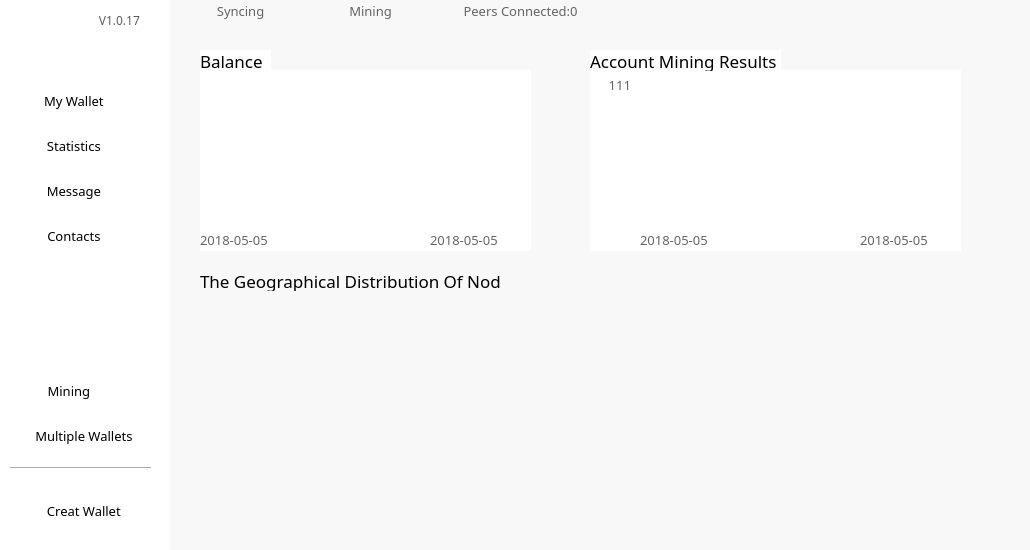
Qt form Mainform_QT.ui (sleewa/WaltonWallet_Mac) before a commit.
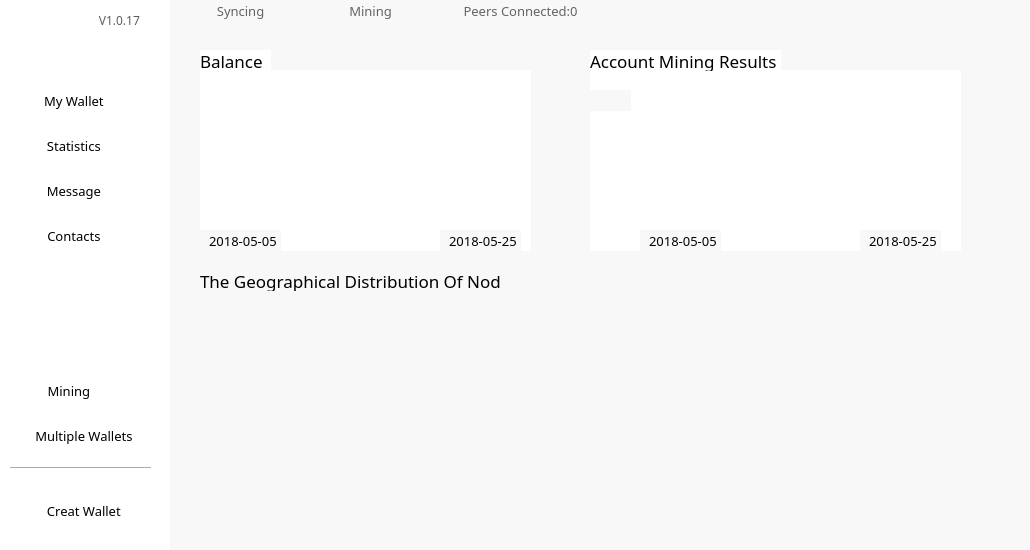
The same form after that commit. The open tabs and pages were chosen to show the change. Icons and pictures are not drawn.

```diff
--- a/Mainform_QT.ui
+++ b/Mainform_QT.ui
@@ -2489,7 +2489,7 @@
           <set>Qt::AlignRight|Qt::AlignTrailing|Qt::AlignVCenter</set>
          </property>
          <property name="placeholderText">
-          <string>Please import Keystore</string>
+          <string/>
          </property>
         </widget>
         <widget class="QLineEdit" name="lineEdit_36">
@@ -2542,7 +2542,7 @@
           <set>Qt::AlignRight|Qt::AlignTrailing|Qt::AlignVCenter</set>
          </property>
          <property name="placeholderText">
-          <string>Please import Keystore</string>
+          <string/>
          </property>
         </widget>
         <widget class="QLineEdit" name="lineEdit_37">
@@ -2595,7 +2595,7 @@
           <set>Qt::AlignRight|Qt::AlignTrailing|Qt::AlignVCenter</set>
          </property>
          <property name="placeholderText">
-          <string>Please import Keystore</string>
+          <string/>
          </property>
         </widget>
        </widget>
@@ -2923,7 +2923,7 @@
          <property name="geometry">
           <rect>
            <x>10</x>
-           <y>150</y>
+           <y>140</y>
            <width>81</width>
            <height>21</height>
           </rect>
@@ -2969,7 +2969,7 @@
           <set>Qt::AlignRight|Qt::AlignTrailing|Qt::AlignVCenter</set>
          </property>
          <property name="placeholderText">
-          <string>Please import Keystore</string>
+          <string/>
          </property>
         </widget>
         <widget class="QLineEdit" name="lineEdit_39">
@@ -3022,14 +3022,14 @@
           <set>Qt::AlignRight|Qt::AlignTrailing|Qt::AlignVCenter</set>
          </property>
          <property name="placeholderText">
-          <string>Please import Keystore</string>
+          <string/>
          </property>
         </widget>
         <widget class="QLineEdit" name="lineEdit_40">
          <property name="geometry">
           <rect>
            <x>250</x>
-           <y>150</y>
+           <y>140</y>
            <width>81</width>
            <height>21</height>
           </rect>
@@ -3075,7 +3075,7 @@
           <set>Qt::AlignRight|Qt::AlignTrailing|Qt::AlignVCenter</set>
          </property>
          <property name="placeholderText">
-          <string>Please import Keystore</string>
+          <string/>
          </property>
         </widget>
        </widget>
@@ -4538,124 +4538,6 @@
       <string>Account Mining Results</string>
      </property>
     </widget>
-    <widget class="QLabel" name="label_74">
-     <property name="geometry">
-      <rect>
-       <x>30</x>
-       <y>230</y>
-       <width>101</width>
-       <height>20</height>
-      </rect>
-     </property>
-     <property name="font">
-      <font>
-       <family>微软雅黑</family>
-       <pointsize>10</pointsize>
-      </font>
-     </property>
-     <property name="styleSheet">
-      <string notr="true">color: rgb(100, 100, 100);
-background-color: rgb(255, 255, 255);</string>
-     </property>
-     <property name="text">
-      <string>2018-05-05</string>
-     </property>
-    </widget>
-    <widget class="QLabel" name="label_75">
-     <property name="geometry">
-      <rect>
-       <x>260</x>
-       <y>230</y>
-       <width>101</width>
-       <height>20</height>
-      </rect>
-     </property>
-     <property name="font">
-      <font>
-       <family>微软雅黑</family>
-       <pointsize>10</pointsize>
-      </font>
-     </property>
-     <property name="styleSheet">
-      <string notr="true">color: rgb(100, 100, 100);
-background-color: rgb(255, 255, 255);</string>
-     </property>
-     <property name="text">
-      <string>2018-05-05</string>
-     </property>
-    </widget>
-    <widget class="QLabel" name="label_76">
-     <property name="geometry">
-      <rect>
-       <x>470</x>
-       <y>230</y>
-       <width>101</width>
-       <height>20</height>
-      </rect>
-     </property>
-     <property name="font">
-      <font>
-       <family>微软雅黑</family>
-       <pointsize>10</pointsize>
-      </font>
-     </property>
-     <property name="styleSheet">
-      <string notr="true">color: rgb(100, 100, 100);
-background-color: rgb(255, 255, 255);</string>
-     </property>
-     <property name="text">
-      <string>2018-05-05</string>
-     </property>
-    </widget>
-    <widget class="QLabel" name="label_77">
-     <property name="geometry">
-      <rect>
-       <x>690</x>
-       <y>230</y>
-       <width>101</width>
-       <height>20</height>
-      </rect>
-     </property>
-     <property name="font">
-      <font>
-       <family>微软雅黑</family>
-       <pointsize>10</pointsize>
-      </font>
-     </property>
-     <property name="styleSheet">
-      <string notr="true">color: rgb(100, 100, 100);
-background-color: rgb(255, 255, 255);</string>
-     </property>
-     <property name="text">
-      <string>2018-05-05</string>
-     </property>
-    </widget>
-    <widget class="QLabel" name="label_78">
-     <property name="geometry">
-      <rect>
-       <x>420</x>
-       <y>69</y>
-       <width>41</width>
-       <height>31</height>
-      </rect>
-     </property>
-     <property name="font">
-      <font>
-       <family>微软雅黑</family>
-       <pointsize>10</pointsize>
-      </font>
-     </property>
-     <property name="styleSheet">
-      <string notr="true">color: rgb(100, 100, 100);
-background-color: rgb(255, 255, 255);</string>
-     </property>
-     <property name="text">
-      <string>111</string>
-     </property>
-     <property name="alignment">
-      <set>Qt::AlignRight|Qt::AlignTrailing|Qt::AlignVCenter</set>
-     </property>
-    </widget>
     <widget class="QGraphicsView" name="graphicsView_7">
      <property name="geometry">
       <rect>
@@ -4694,6 +4576,271 @@
       <bool>true</bool>
      </property>
     </widget>
+    <widget class="QLineEdit" name="lineEdit_41">
+     <property name="geometry">
+      <rect>
+       <x>30</x>
+       <y>230</y>
+       <width>81</width>
+       <height>21</height>
+      </rect>
+     </property>
+     <property name="font">
+      <font>
+       <family>微软雅黑</family>
+       <pointsize>10</pointsize>
+      </font>
+     </property>
+     <property name="toolTip">
+      <string/>
+     </property>
+     <property name="statusTip">
+      <string/>
+     </property>
+     <property name="whatsThis">
+      <string/>
+     </property>
+     <property name="accessibleName">
+      <string/>
+     </property>
+     <property name="accessibleDescription">
+      <string/>
+     </property>
+     <property name="styleSheet">
+      <string notr="true">background-color: rgb(255, 255, 255);
+QLineEdit[echoMode=&quot;2&quot;] {
+    lineedit-password-character:42;
+}
+</string>
+     </property>
+     <property name="text">
+      <string>2018-05-05</string>
+     </property>
+     <property name="frame">
+      <bool>false</bool>
+     </property>
+     <property name="echoMode">
+      <enum>QLineEdit::Normal</enum>
+     </property>
+     <property name="alignment">
+      <set>Qt::AlignRight|Qt::AlignTrailing|Qt::AlignVCenter</set>
+     </property>
+     <property name="placeholderText">
+      <string/>
+     </property>
+    </widget>
+    <widget class="QLineEdit" name="lineEdit_42">
+     <property name="geometry">
+      <rect>
+       <x>270</x>
+       <y>230</y>
+       <width>81</width>
+       <height>21</height>
+      </rect>
+     </property>
+     <property name="font">
+      <font>
+       <family>微软雅黑</family>
+       <pointsize>10</pointsize>
+      </font>
+     </property>
+     <property name="toolTip">
+      <string/>
+     </property>
+     <property name="statusTip">
+      <string/>
+     </property>
+     <property name="whatsThis">
+      <string/>
+     </property>
+     <property name="accessibleName">
+      <string/>
+     </property>
+     <property name="accessibleDescription">
+      <string/>
+     </property>
+     <property name="styleSheet">
+      <string notr="true">background-color: rgb(255, 255, 255);
+QLineEdit[echoMode=&quot;2&quot;] {
+    lineedit-password-character:42;
+}
+</string>
+     </property>
+     <property name="text">
+      <string>2018-05-25</string>
+     </property>
+     <property name="frame">
+      <bool>false</bool>
+     </property>
+     <property name="echoMode">
+      <enum>QLineEdit::Normal</enum>
+     </property>
+     <property name="alignment">
+      <set>Qt::AlignRight|Qt::AlignTrailing|Qt::AlignVCenter</set>
+     </property>
+     <property name="placeholderText">
+      <string/>
+     </property>
+    </widget>
+    <widget class="QLineEdit" name="lineEdit_43">
+     <property name="geometry">
+      <rect>
+       <x>470</x>
+       <y>230</y>
+       <width>81</width>
+       <height>21</height>
+      </rect>
+     </property>
+     <property name="font">
+      <font>
+       <family>微软雅黑</family>
+       <pointsize>10</pointsize>
+      </font>
+     </property>
+     <property name="toolTip">
+      <string/>
+     </property>
+     <property name="statusTip">
+      <string/>
+     </property>
+     <property name="whatsThis">
+      <string/>
+     </property>
+     <property name="accessibleName">
+      <string/>
+     </property>
+     <property name="accessibleDescription">
+      <string/>
+     </property>
+     <property name="styleSheet">
+      <string notr="true">background-color: rgb(255, 255, 255);
+QLineEdit[echoMode=&quot;2&quot;] {
+    lineedit-password-character:42;
+}
+</string>
+     </property>
+     <property name="text">
+      <string>2018-05-05</string>
+     </property>
+     <property name="frame">
+      <bool>false</bool>
+     </property>
+     <property name="echoMode">
+      <enum>QLineEdit::Normal</enum>
+     </property>
+     <property name="alignment">
+      <set>Qt::AlignRight|Qt::AlignTrailing|Qt::AlignVCenter</set>
+     </property>
+     <property name="placeholderText">
+      <string/>
+     </property>
+    </widget>
+    <widget class="QLineEdit" name="lineEdit_44">
+     <property name="geometry">
+      <rect>
+       <x>690</x>
+       <y>230</y>
+       <width>81</width>
+       <height>21</height>
+      </rect>
+     </property>
+     <property name="font">
+      <font>
+       <family>微软雅黑</family>
+       <pointsize>10</pointsize>
+      </font>
+     </property>
+     <property name="toolTip">
+      <string/>
+     </property>
+     <property name="statusTip">
+      <string/>
+     </property>
+     <property name="whatsThis">
+      <string/>
+     </property>
+     <property name="accessibleName">
+      <string/>
+     </property>
+     <property name="accessibleDescription">
+      <string/>
+     </property>
+     <property name="styleSheet">
+      <string notr="true">background-color: rgb(255, 255, 255);
+QLineEdit[echoMode=&quot;2&quot;] {
+    lineedit-password-character:42;
+}
+</string>
+     </property>
+     <property name="text">
+      <string>2018-05-25</string>
+     </property>
+     <property name="frame">
+      <bool>false</bool>
+     </property>
+     <property name="echoMode">
+      <enum>QLineEdit::Normal</enum>
+     </property>
+     <property name="alignment">
+      <set>Qt::AlignRight|Qt::AlignTrailing|Qt::AlignVCenter</set>
+     </property>
+     <property name="placeholderText">
+      <string/>
+     </property>
+    </widget>
+    <widget class="QLineEdit" name="lineEdit_45">
+     <property name="geometry">
+      <rect>
+       <x>420</x>
+       <y>90</y>
+       <width>41</width>
+       <height>21</height>
+      </rect>
+     </property>
+     <property name="font">
+      <font>
+       <family>微软雅黑</family>
+       <pointsize>10</pointsize>
+      </font>
+     </property>
+     <property name="toolTip">
+      <string/>
+     </property>
+     <property name="statusTip">
+      <string/>
+     </property>
+     <property name="whatsThis">
+      <string/>
+     </property>
+     <property name="accessibleName">
+      <string/>
+     </property>
+     <property name="accessibleDescription">
+      <string/>
+     </property>
+     <property name="styleSheet">
+      <string notr="true">background-color: rgb(255, 255, 255);
+QLineEdit[echoMode=&quot;2&quot;] {
+    lineedit-password-character:42;
+}
+</string>
+     </property>
+     <property name="text">
+      <string/>
+     </property>
+     <property name="frame">
+      <bool>false</bool>
+     </property>
+     <property name="echoMode">
+      <enum>QLineEdit::Normal</enum>
+     </property>
+     <property name="alignment">
+      <set>Qt::AlignRight|Qt::AlignTrailing|Qt::AlignVCenter</set>
+     </property>
+     <property name="placeholderText">
+      <string/>
+     </property>
+    </widget>
     <zorder>label_8</zorder>
     <zorder>graphicsView_7</zorder>
     <zorder>toolButton_33</zorder>
@@ -4712,11 +4859,11 @@
     <zorder>graphicsView_6</zorder>
     <zorder>label_42</zorder>
     <zorder>label_73</zorder>
-    <zorder>label_74</zorder>
-    <zorder>label_75</zorder>
-    <zorder>label_76</zorder>
-    <zorder>label_77</zorder>
-    <zorder>label_78</zorder>
+    <zorder>lineEdit_41</zorder>
+    <zorder>lineEdit_42</zorder>
+    <zorder>lineEdit_43</zorder>
+    <zorder>lineEdit_44</zorder>
+    <zorder>lineEdit_45</zorder>
    </widget>
    <widget class="QWidget" name="p3">
     <widget class="QLabel" name="label_18">
```
